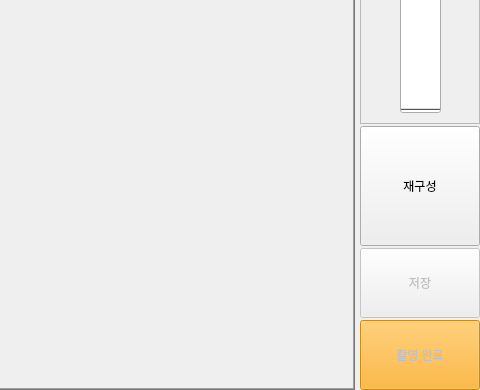
Qt form Project/src/imaging/ImagingSW/imagingmanager.ui (AndaCondaa/Dental_Imaging_SW_System) before a commit; both pictures show x 520 to 1000 and y 238 to 628 of the 1000 by 628 pixel window.
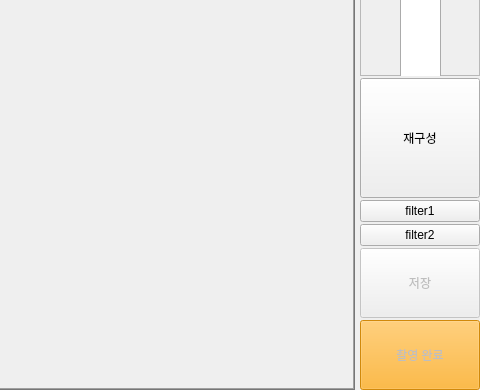
The same form after that commit.

Diff of the .ui file:
```diff
--- a/Project/src/imaging/ImagingSW/imagingmanager.ui
+++ b/Project/src/imaging/ImagingSW/imagingmanager.ui
@@ -156,6 +156,20 @@
            </property>
           </widget>
          </item>
+         <item>
+          <widget class="QPushButton" name="filter1Button">
+           <property name="text">
+            <string>filter1</string>
+           </property>
+          </widget>
+         </item>
+         <item>
+          <widget class="QPushButton" name="filter2Button_2">
+           <property name="text">
+            <string>filter2</string>
+           </property>
+          </widget>
+         </item>
          <item>
           <widget class="QPushButton" name="saveButton">
            <property name="enabled">
```
